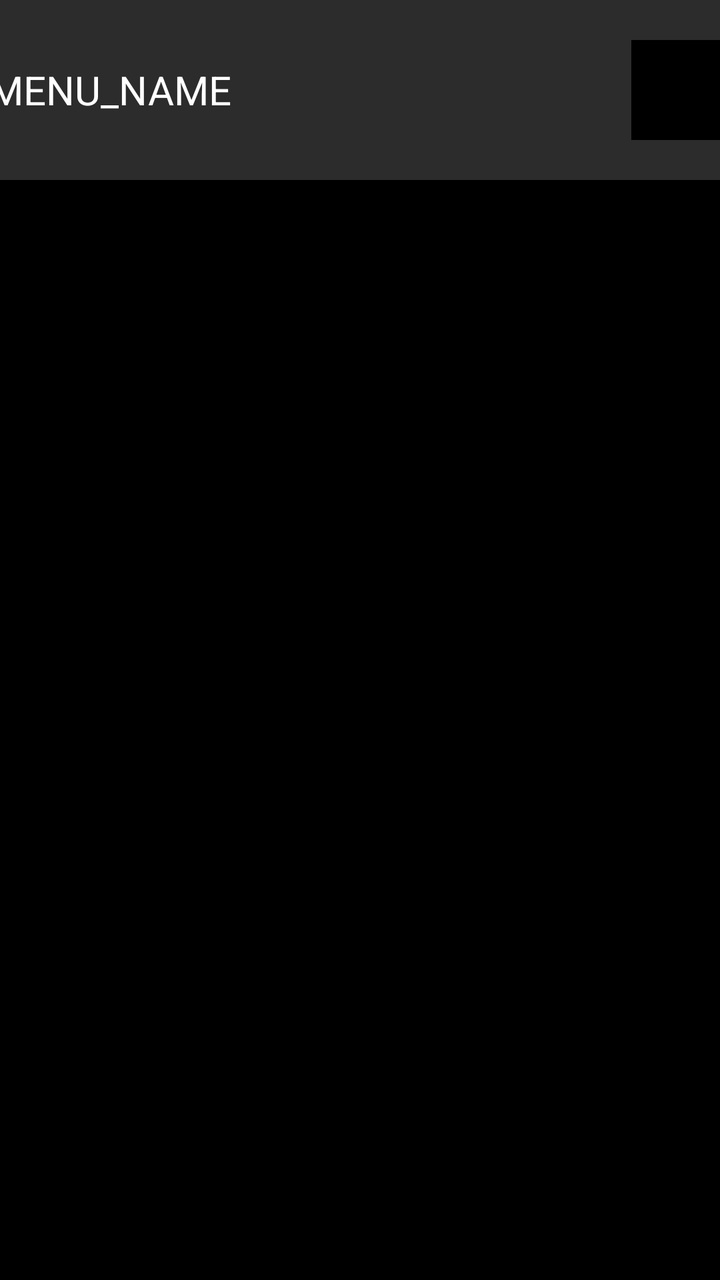
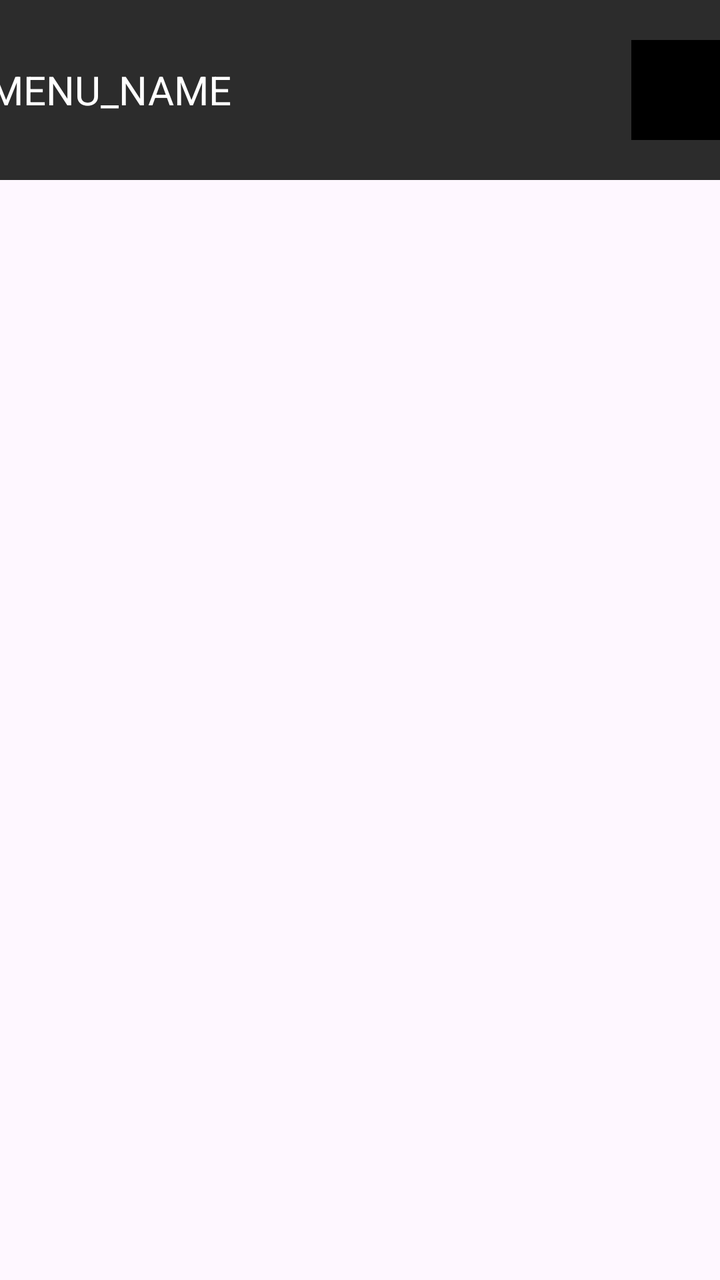

Two renders of the same Android screen: before a commit and after it. Below are the layout's source before the change and the commit's diff.
<!-- AndroidManifest.xml: application theme Theme.Riova -->
<!-- res/layout/header.xml -->
<?xml version="1.0" encoding="utf-8"?>
<androidx.constraintlayout.widget.ConstraintLayout xmlns:android="http://schemas.android.com/apk/res/android"
    xmlns:app="http://schemas.android.com/apk/res-auto"
    android:layout_width="match_parent"
    android:layout_height="match_parent"
    android:background="@color/black">

    
    <LinearLayout
        android:layout_margin="0dp"
        android:layout_width="match_parent"
        android:layout_height="90dp"
        android:orientation="horizontal"
        android:gravity="center"
        app:layout_constraintTop_toTopOf="parent"
        app:layout_constraintEnd_toEndOf="parent"
        app:layout_constraintStart_toStartOf="parent"
        android:background="@color/footer_back"
        android:id="@+id/header_layout">

        <LinearLayout
            android:layout_width="match_parent"
            android:layout_height="match_parent"
            android:gravity="center">
            <TextView
                android:layout_width="wrap_content"
                android:layout_height="wrap_content"
                android:textColor="@color/white"
                android:textSize="20dp"
                android:layout_marginRight="200dp"
                android:text="MENU_NAME"/>
            <ImageButton
                android:layout_width="50dp"
                android:layout_height="50dp"
                android:background="@color/black"/>
        </LinearLayout>

    </LinearLayout>

</androidx.constraintlayout.widget.ConstraintLayout>
<!-- resources referenced by this layout -->
<resources>
  <color name="black">#FF000000</color>
  <color name="footer_back">#2C2C2C</color>
  <color name="white">#FFFFFFFF</color>
  <style name="Theme.Riova" parent="Base.Theme.Riova" />
  <style name="Base.Theme.Riova" parent="Theme.Material3.DayNight.NoActionBar">
          
          
      </style>
</resources>

<!-- the commit's change to res/layout/header.xml (unified diff, before → after) -->
@@ -2,8 +2,7 @@
 <androidx.constraintlayout.widget.ConstraintLayout xmlns:android="http://schemas.android.com/apk/res/android"
     xmlns:app="http://schemas.android.com/apk/res-auto"
     android:layout_width="match_parent"
-    android:layout_height="match_parent"
-    android:background="@color/black">
+    android:layout_height="match_parent">
 
     
     <LinearLayout
